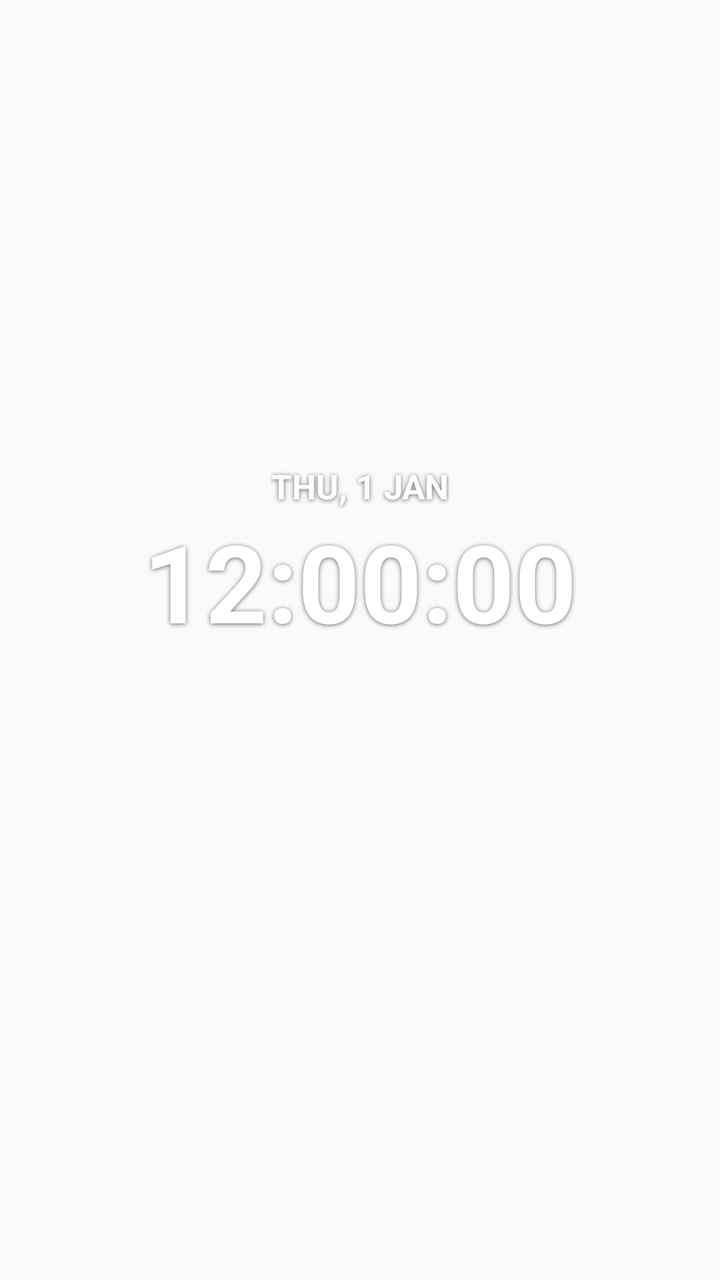
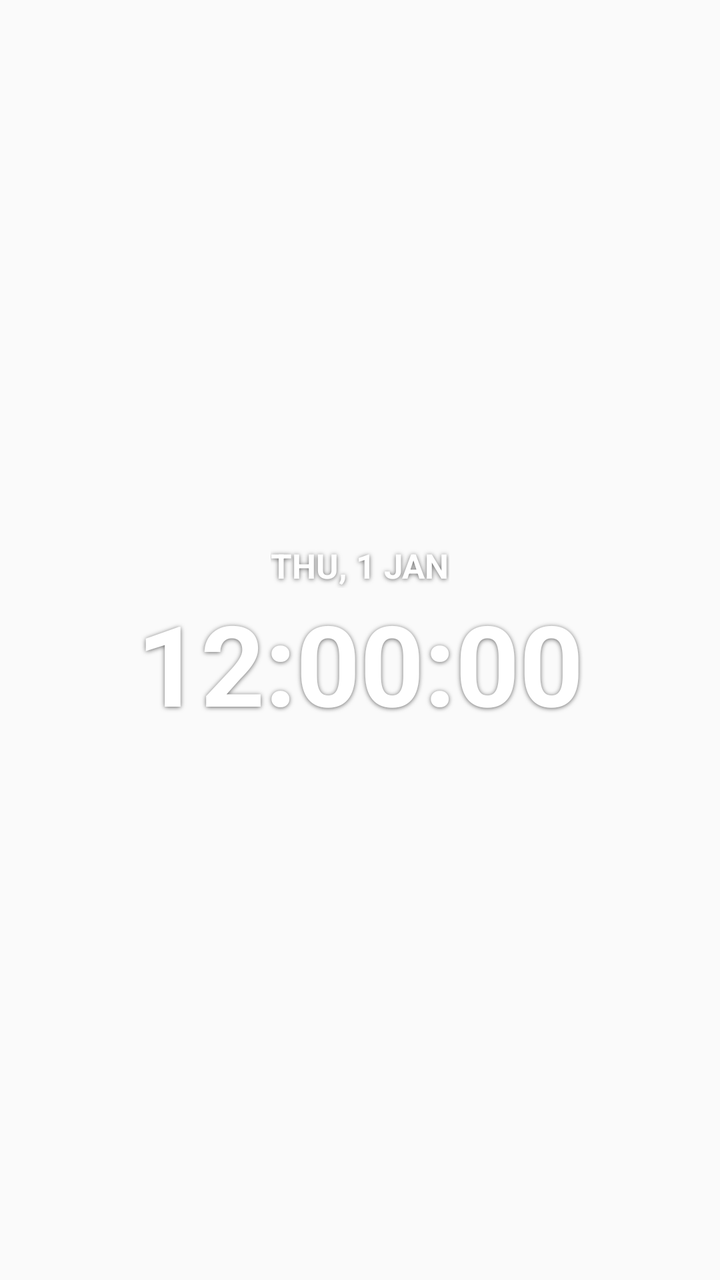

Compare the two renders of this Android layout. The source of the first and the diff that turns it into the second are given below.
<!-- AndroidManifest.xml: application theme AppTheme -->
<!-- res/layout/widget_clock.xml -->
<?xml version="1.0" encoding="utf-8"?>
<LinearLayout xmlns:android="http://schemas.android.com/apk/res/android"
    android:layout_width="match_parent"
    android:layout_height="match_parent"
    android:gravity="center"
    android:orientation="vertical"
    android:padding="6dp">

    <LinearLayout
        android:id="@+id/ck_clock"
        android:layout_width="wrap_content"
        android:layout_height="wrap_content"
        android:gravity="center_horizontal"
        android:orientation="vertical">

        <TextClock
            android:id="@+id/ck_date"
            style="@style/WText"
            android:layout_width="wrap_content"
            android:layout_height="wrap_content"
            android:format12Hour="EEE, d MMM"
            android:format24Hour="EEE, d MMM"
            android:textAllCaps="true"
            android:textSize="17sp"
            android:textStyle="bold" />

        <TextClock
            android:id="@+id/ck_time"
            style="@style/WText"
            android:layout_width="wrap_content"
            android:layout_height="wrap_content"
            android:format12Hour="h:mm:ss"
            android:format24Hour="HH:mm:ss"
            android:textSize="54sp"
            android:textStyle="bold" />
    </LinearLayout>

    <ImageView
        android:id="@+id/ck_rings"
        android:layout_width="match_parent"
        android:layout_height="72dp"
        android:layout_marginTop="10dp"
        android:adjustViewBounds="true"
        android:contentDescription="Battery levels"
        android:scaleType="fitCenter" />
</LinearLayout>
<!-- resources referenced by this layout -->
<resources>
  <style name="WText">
          <item name="android:textColor">#FFFFFF</item>
          <item name="android:shadowColor">#99000000</item>
          <item name="android:shadowDy">1</item>
          <item name="android:shadowRadius">6</item>
      </style>
  <style name="AppTheme" parent="Theme.AppCompat.Light.DarkActionBar">
          
          <item name="colorPrimary">@color/colorPrimary</item>
          <item name="colorPrimaryDark">@color/colorPrimaryDark</item>
          <item name="colorAccent">@color/colorAccent</item>
      </style>
</resources>

<!-- the commit's change to res/layout/widget_clock.xml (unified diff, before → after) -->
@@ -1,46 +1,10 @@
 <?xml version="1.0" encoding="utf-8"?>
 <LinearLayout xmlns:android="http://schemas.android.com/apk/res/android"
+    android:id="@+id/ck_clock"
     android:layout_width="match_parent"
     android:layout_height="match_parent"
     android:gravity="center"
-    android:orientation="vertical"
-    android:padding="6dp">
-
-    <LinearLayout
-        android:id="@+id/ck_clock"
-        android:layout_width="wrap_content"
-        android:layout_height="wrap_content"
-        android:gravity="center_horizontal"
-        android:orientation="vertical">
-
-        <TextClock
-            android:id="@+id/ck_date"
-            style="@style/WText"
-            android:layout_width="wrap_content"
-            android:layout_height="wrap_content"
-            android:format12Hour="EEE, d MMM"
-            android:format24Hour="EEE, d MMM"
-            android:textAllCaps="true"
-            android:textSize="17sp"
-            android:textStyle="bold" />
-
-        <TextClock
-            android:id="@+id/ck_time"
-            style="@style/WText"
-            android:layout_width="wrap_content"
-            android:layout_height="wrap_content"
-            android:format12Hour="h:mm:ss"
-            android:format24Hour="HH:mm:ss"
-            android:textSize="54sp"
-            android:textStyle="bold" />
-    </LinearLayout>
-
-    <ImageView
-        android:id="@+id/ck_rings"
-        android:layout_width="match_parent"
-        android:layout_height="72dp"
-        android:layout_marginTop="10dp"
-        android:adjustViewBounds="true"
-        android:contentDescription="Battery levels"
-        android:scaleType="fitCenter" />
+    android:orientation="vertical">
+    <TextClock style="@style/WText" android:layout_width="wrap_content" android:layout_height="wrap_content" android:format12Hour="EEE, d MMM" android:format24Hour="EEE, d MMM" android:textAllCaps="true" android:textSize="17sp" android:textStyle="bold" />
+    <TextClock android:id="@+id/ck_time" style="@style/WText" android:layout_width="wrap_content" android:layout_height="wrap_content" android:format12Hour="h:mm:ss" android:format24Hour="HH:mm:ss" android:textSize="56sp" android:textStyle="bold" />
 </LinearLayout>
